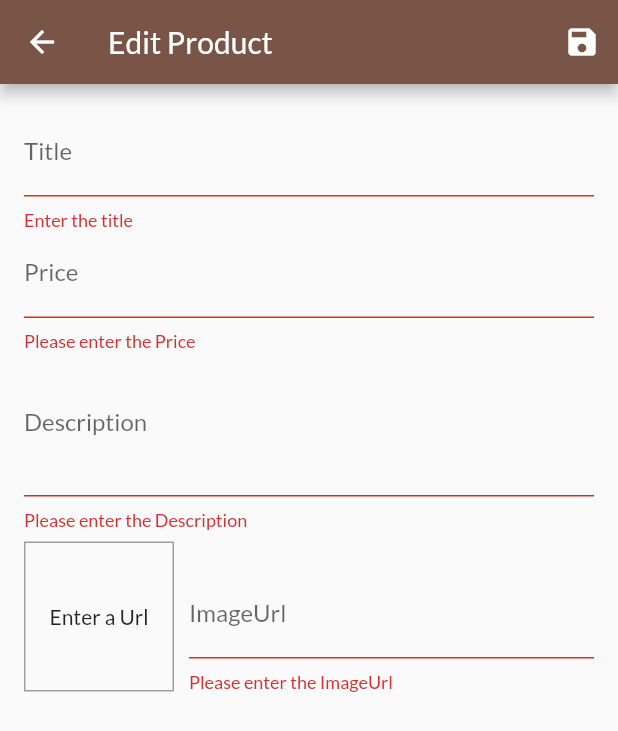
After one commit to anshu06468/shop_app_flutter, a Flutter app: the EditProductScreen screen opened by its route, after a tap on the "save" icon, on a phone screen of 412 x 824 dp. The commit adds this screen. Shown: the top 731 px of the screen. Run offline on Flutter 3.47's test engine with Material 2 defaults, Android fonts, the phone set to English and light mode, and no system bars; network calls fail.

Commit message:
added form, alertDialog,messages

```diff
--- a/lib/main.dart
+++ b/lib/main.dart
@@ -1,6 +1,8 @@
 import 'package:flutter/material.dart';
 import 'package:provider/provider.dart';
-import 'package:shop/screens/orders_screen.dart';
+import './screens/edit_product_screen.dart';
+import './screens/orders_screen.dart';
+import './screens/userproducts_screen.dart';
 import './providers/orders.dart';
 import './screens/cart_screen.dart';
 import './providers/cart.dart';
@@ -42,6 +44,8 @@ class MyApp extends StatelessWidget {
           ProductDetailScreen.routeName: (ctx) => ProductDetailScreen(),
           CartScreen.routeName: (ctx) => CartScreen(),
           OrderScreen.routeName: (ctx) => OrderScreen(),
+          UserProductScreen.routeName: (ctx) => UserProductScreen(),
+          EditProductScreen.routeName: (ctx) => EditProductScreen(),
         },
       ),
     );
--- a/lib/providers/Products_provider.dart
+++ b/lib/providers/Products_provider.dart
@@ -64,8 +64,30 @@ class Products with ChangeNotifier {
     return _items.firstWhere((prod) => prod.id == id);
   }
 
-  void addProduct() {
+  void addProduct(Product product) {
     // _items.add(value)
+    final newProduct = Product(
+        id: DateTime.now().toString(),
+        title: product.title,
+        description: product.description,
+        price: product.price,
+        imageUrl: product.imageUrl);
+    _items.add(newProduct);
+    notifyListeners();
+  }
+
+  void updateProduct(String id, Product newProduct) {
+    final prodIndex = _items.indexWhere((element) => element.id == id);
+    if (prodIndex >= 0) {
+      _items[prodIndex] = newProduct;
+      notifyListeners();
+    } else {
+      print("....");
+    }
+  }
+
+  void deleteProduct(String id) {
+    _items.removeWhere((element) => element.id == id);
     notifyListeners();
   }
 }
--- /dev/null
+++ b/lib/screens/edit_product_screen.dart
@@ -0,0 +1,283 @@
+import 'package:flutter/material.dart';
+import 'package:provider/provider.dart';
+import './../providers/Products_provider.dart';
+import './../providers/product.dart';
+
+class EditProductScreen extends StatefulWidget {
+  static const routeName = "/edit-product";
+  @override
+  _EditProductScreenState createState() => _EditProductScreenState();
+}
+
+class _EditProductScreenState extends State<EditProductScreen> {
+  final _priceFocusNode = FocusNode();
+  final _decNode = FocusNode();
+  final _imgUrl = FocusNode();
+  final _imageurlcontoller = TextEditingController();
+  final _form = GlobalKey<FormState>();
+  var _editedProduct = Product(
+    id: null,
+    title: '',
+    description: '',
+    price: 0,
+    imageUrl: '',
+  );
+
+  var _initvalue = {
+    "title": '',
+    "description": '',
+    "price": '',
+    "imageUrl": '',
+  };
+
+  var _isInit = true;
+
+  @override
+  void initState() {
+    // TODO: implement initState
+    _imgUrl.addListener(_updateImageUrl);
+    super.initState();
+  }
+
+  @override
+  void didChangeDependencies() {
+    // TODO: implement didChangeDependencies
+    if (_isInit) {
+      final productId = ModalRoute.of(context).settings.arguments as String;
+      if (productId != null) {
+        _editedProduct =
+            Provider.of<Products>(context, listen: false).findById(productId);
+        _initvalue = {
+          "title": _editedProduct.title,
+          "description": _editedProduct.description,
+          "price": _editedProduct.price.toString(),
+          "imageUrl": '',
+        };
+        _imageurlcontoller.text = _editedProduct.imageUrl;
+      }
+    }
+    _isInit = false;
+    super.didChangeDependencies();
+  }
+
+  void _updateImageUrl() {
+    if (!_imgUrl.hasFocus) {
+      if (!_imgUrl.hasFocus) {
+        if (_imageurlcontoller.text.isEmpty ||
+            (!_imageurlcontoller.text.startsWith("http") &&
+                !_imageurlcontoller.text.startsWith("https"))) {
+          return;
+        }
+        setState(() {});
+      }
+    }
+  }
+
+  void _saveForm() {
+    final valid = _form.currentState.validate();
+    if (!valid) {
+      return;
+    }
+    _form.currentState.save();
+    if (_editedProduct.id != null) {
+      Provider.of<Products>(context, listen: false)
+          .updateProduct(_editedProduct.id, _editedProduct);
+    } else {
+      Provider.of<Products>(context, listen: false).addProduct(_editedProduct);
+    }
+    Navigator.of(context).pop();
+    // print(_editedProduct.title);
+    // print(_editedProduct.description);
+    // print(_editedProduct.price);
+    // print(_editedProduct.imageUrl);
+    // print(_editedProduct.id);
+  }
+
+  @override
+  void dispose() {
+    // TODO: implement dispose
+    _priceFocusNode.dispose();
+    _decNode.dispose();
+    _imageurlcontoller.dispose();
+    _imgUrl.removeListener(_updateImageUrl);
+    _imgUrl.dispose();
+
+    super.dispose();
+  }
+
+  @override
+  Widget build(BuildContext context) {
+    print("sd");
+    return Scaffold(
+      appBar: AppBar(
+        title: Text("Edit Product"),
+        actions: [
+          IconButton(icon: Icon(Icons.save), onPressed: _saveForm),
+        ],
+      ),
+      // Form Widget
+      body: Padding(
+        padding: const EdgeInsets.all(16.0),
+        child: Form(
+          autovalidateMode: AutovalidateMode.always,
+          key: _form,
+          child: ListView(
+            children: [
+              TextFormField(
+                initialValue: _initvalue['title'],
+                decoration: InputDecoration(
+                  labelText: "Title",
+                ),
+                // .next use to go to next field
+                textInputAction: TextInputAction.next,
+                // focus mode is use to change the focus and move to the next field
+                onFieldSubmitted: (_) {
+                  FocusScope.of(context).requestFocus(_priceFocusNode);
+                },
+                onSaved: (value) {
+                  _editedProduct = Product(
+                      id: _editedProduct.id,
+                      isFavourite: _editedProduct.isFavourite,
+                      title: value,
+                      description: _editedProduct.description,
+                      price: _editedProduct.price,
+                      imageUrl: _editedProduct.imageUrl);
+                },
+                validator: (value) {
+                  if (value.isEmpty) {
+                    return "Enter the title";
+                  }
+                  return null;
+                },
+                autocorrect: true,
+              ),
+              TextFormField(
+                initialValue: _initvalue['price'],
+                focusNode: _priceFocusNode,
+                decoration: InputDecoration(
+                  labelText: "Price",
+                ),
+                keyboardType: TextInputType.number,
+                textInputAction: TextInputAction.next,
+                autocorrect: true,
+                onFieldSubmitted: (_) {
+                  FocusScope.of(context).requestFocus(_decNode);
+                },
+                onSaved: (value) {
+                  _editedProduct = Product(
+                      id: _editedProduct.id,
+                      isFavourite: _editedProduct.isFavourite,
+                      title: _editedProduct.title,
+                      description: _editedProduct.description,
+                      price: double.parse(value),
+                      imageUrl: _editedProduct.imageUrl);
+                },
+                validator: (value) {
+                  if (value.isEmpty) {
+                    return "Please enter the Price";
+                  }
+                  if (double.tryParse(value) == null) {
+                    return "Please enter the valid Price";
+                  }
+                  if (double.parse(value) <= 0) {
+                    return "Please enter the Price greater than 0";
+                  }
+                  return null;
+                },
+              ),
+              TextFormField(
+                initialValue: _initvalue['description'],
+                decoration: InputDecoration(
+                  labelText: "Description",
+                ),
+                maxLines: 3,
+                keyboardType: TextInputType.multiline,
+                autocorrect: true,
+                focusNode: _decNode,
+                onSaved: (value) {
+                  _editedProduct = Product(
+                      id: _editedProduct.id,
+                      isFavourite: _editedProduct.isFavourite,
+                      title: _editedProduct.title,
+                      description: value,
+                      price: _editedProduct.price,
+                      imageUrl: _editedProduct.imageUrl);
+                },
+                validator: (value) {
+                  if (value.isEmpty) {
+                    return "Please enter the Description";
+                  }
+                  if (value.length < 10) {
+                    return "Should be atleast 10 characters";
+                  }
+                  return null;
+                },
+              ),
+              Row(
+                crossAxisAlignment: CrossAxisAlignment.end,
+                children: [
+                  Container(
+                    width: 100,
+                    height: 100,
+                    margin: EdgeInsets.only(top: 8, right: 10),
+                    decoration: BoxDecoration(
+                      border: Border.all(
+                        width: 1,
+                        color: Colors.grey,
+                      ),
+                    ),
+                    child: _imageurlcontoller.text.isEmpty
+                        ? Center(
+                            child: Text(
+                              'Enter a Url',
+                            ),
+                          )
+                        : FittedBox(
+                            child: Image.network(
+                              _imageurlcontoller.text,
+                            ),
+                            fit: BoxFit.cover,
+                          ),
+                  ),
+                  Expanded(
+                    child: TextFormField(
+                      decoration: InputDecoration(
+                        labelText: "ImageUrl",
+                      ),
+                      keyboardType: TextInputType.url,
+                      textInputAction: TextInputAction.done,
+                      controller: _imageurlcontoller,
+                      focusNode: _imgUrl,
+                      onSaved: (value) {
+                        _editedProduct = Product(
+                            id: _editedProduct.id,
+                            isFavourite: _editedProduct.isFavourite,
+                            title: _editedProduct.title,
+                            description: _editedProduct.description,
+                            price: _editedProduct.price,
+                            imageUrl: value);
+                      },
+                      onFieldSubmitted: (_) {
+                        _saveForm();
+                      },
+                      validator: (value) {
+                        if (value.isEmpty) {
+                          return "Please enter the ImageUrl";
+                        }
+                        if (!value.startsWith("http") &&
+                            !value.startsWith("https")) {
+                          return "Please enter the valid Url";
+                        }
+                        return null;
+                      },
+                    ),
+                  ),
+                ],
+              ),
+            ],
+          ),
+        ),
+      ),
+    );
+  }
+}
--- a/lib/screens/product_details_screen.dart
+++ b/lib/screens/product_details_screen.dart
@@ -20,6 +20,7 @@ class ProductDetailScreen extends StatelessWidget {
         preferredSize: Size(MediaQuery.of(context).size.width, 150.0),
         child: Container(
           padding: EdgeInsets.only(top: MediaQuery.of(context).padding.top),
+          // margin: EdgeInsets.only(bottom: 10),
           child: Padding(
             padding: const EdgeInsets.only(top: 15.0, bottom: 15.0),
             child: Row(
@@ -41,7 +42,7 @@ class ProductDetailScreen extends StatelessWidget {
           ),
           decoration: BoxDecoration(
             gradient: LinearGradient(
-                colors: [Colors.red, Colors.black87],
+                colors: [Color(0xff821c29), Colors.black87],
                 begin: Alignment.topCenter,
                 end: Alignment.bottomCenter),
           ),
--- a/lib/screens/product_overview_screen.dart
+++ b/lib/screens/product_overview_screen.dart
@@ -72,6 +72,7 @@ class _ProductOverviewScreenState extends State<ProductOverviewScreen> {
       // ),
       appBar: PreferredSize(
         child: Container(
+          // height: 80,
           padding: EdgeInsets.only(top: MediaQuery.of(context).padding.top),
           child: Padding(
             padding: const EdgeInsets.only(top: 20.0, bottom: 20.0),
@@ -142,7 +143,7 @@ class _ProductOverviewScreenState extends State<ProductOverviewScreen> {
           ),
           decoration: BoxDecoration(
               gradient: LinearGradient(
-                  colors: [Colors.red, Colors.black87],
+                  colors: [Color(0xff821c29), Colors.black87],
                   begin: Alignment.topCenter,
                   end: Alignment.bottomCenter),
               boxShadow: [
--- a/lib/widgets/appDrawer.dart
+++ b/lib/widgets/appDrawer.dart
@@ -1,5 +1,6 @@
 import 'package:flutter/material.dart';
-import 'package:shop/screens/orders_screen.dart';
+import './../screens/orders_screen.dart';
+import './../screens/userproducts_screen.dart';
 
 class AppDrawer extends StatelessWidget {
   @override
@@ -25,6 +26,15 @@ class AppDrawer extends StatelessWidget {
             onTap: () {
               Navigator.of(context).pushReplacementNamed(OrderScreen.routeName);
             },
+          ),
+          Divider(),
+          ListTile(
+            leading: Icon(Icons.edit),
+            title: Text("Manage Products"),
+            onTap: () {
+              Navigator.of(context)
+                  .pushReplacementNamed(UserProductScreen.routeName);
+            },
           )
         ],
       ),
```
Also changed, not shown: lib/providers/cart.dart (+21 -1 lines), lib/screens/userproducts_screen.dart (added, +52 -0 lines), lib/widgets/cart_item.dart (+25 -0 lines), lib/widgets/products_grid.dart (+4 -4 lines), lib/widgets/products_item.dart (+10 -0 lines), lib/widgets/userProductItem.dart (added, +43 -0 lines), 1 other file.
